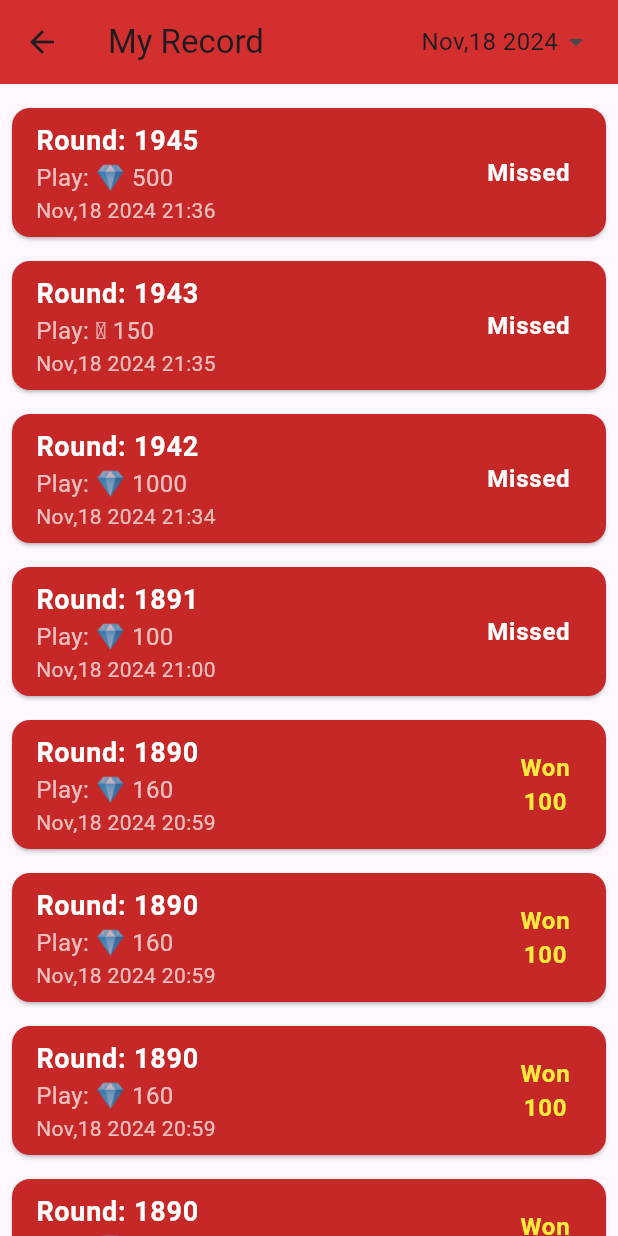
After one commit to trishanereid/greedy_leo_mobile_game, a Flutter app: the screen it shows after launch, after a tap on the "emoji events" icon, after a tap on the "music off" icon, after a tap on the "menu" icon, on a phone screen of 412 x 824 dp. The commit adds this screen. Run offline on Flutter 3.47's test engine with Material 3 defaults, Android fonts, the phone set to English and light mode, and no system bars.

Commit message:
implemented the betting history screen

```diff
--- /dev/null
+++ b/lib/betting_history_screen.dart
@@ -0,0 +1,211 @@
+import 'package:flutter/material.dart';
+
+class BettingHistoryScreen extends StatelessWidget {
+  final List<Map<String, dynamic>> historyData = [
+    {
+      'round': 1945,
+      'playAmount': '500',
+      'currency': 'silver',
+      'status': 'Missed',
+      'time': 'Nov,18 2024 21:36',
+    },
+    {
+      'round': 1943,
+      'playAmount': '150',
+      'currency': 'gold',
+      'status': 'Missed',
+      'time': 'Nov,18 2024 21:35',
+    },
+    {
+      'round': 1942,
+      'playAmount': '1000',
+      'currency': 'silver',
+      'status': 'Missed',
+      'time': 'Nov,18 2024 21:34',
+    },
+    {
+      'round': 1891,
+      'playAmount': '100',
+      'currency': 'silver',
+      'status': 'Missed',
+      'time': 'Nov,18 2024 21:00',
+    },
+    {
+      'round': 1890,
+      'playAmount': '160',
+      'currency': 'silver',
+      'status': 'Won',
+      'time': 'Nov,18 2024 20:59',
+      'reward': '100',
+    },
+    {
+      'round': 1890,
+      'playAmount': '160',
+      'currency': 'silver',
+      'status': 'Won',
+      'time': 'Nov,18 2024 20:59',
+      'reward': '100',
+    },
+    {
+      'round': 1890,
+      'playAmount': '160',
+      'currency': 'silver',
+      'status': 'Won',
+      'time': 'Nov,18 2024 20:59',
+      'reward': '100',
+    },
+    {
+      'round': 1890,
+      'playAmount': '160',
+      'currency': 'silver',
+      'status': 'Won',
+      'time': 'Nov,18 2024 20:59',
+      'reward': '100',
+    },
+    {
+      'round': 1890,
+      'playAmount': '160',
+      'currency': 'silver',
+      'status': 'Won',
+      'time': 'Nov,18 2024 20:59',
+      'reward': '100',
+    },
+    {
+      'round': 1890,
+      'playAmount': '160',
+      'currency': 'silver',
+      'status': 'Won',
+      'time': 'Nov,18 2024 20:59',
+      'reward': '100',
+    },
+    {
+      'round': 1890,
+      'playAmount': '160',
+      'currency': 'silver',
+      'status': 'Won',
+      'time': 'Nov,18 2024 20:59',
+      'reward': '100',
+    },
+    {
+      'round': 1890,
+      'playAmount': '160',
+      'currency': 'silver',
+      'status': 'Won',
+      'time': 'Nov,18 2024 20:59',
+      'reward': '100',
+    },
+    {
+      'round': 1890,
+      'playAmount': '160',
+      'currency': 'silver',
+      'status': 'Won',
+      'time': 'Nov,18 2024 20:59',
+      'reward': '100',
+    },
+    {
+      'round': 1890,
+      'playAmount': '160',
+      'currency': 'silver',
+      'status': 'Won',
+      'time': 'Nov,18 2024 20:59',
+      'reward': '100',
+    },
+    {
+      'round': 1890,
+      'playAmount': '160',
+      'currency': 'silver',
+      'status': 'Won',
+      'time': 'Nov,18 2024 20:59',
+      'reward': '100',
+    },
+  ];
+
+  @override
+  Widget build(BuildContext context) {
+    return Scaffold(
+      appBar: AppBar(
+        backgroundColor: Colors.red.shade700,
+        title: const Text('My Record'),
+        actions: [
+          Padding(
+            padding: const EdgeInsets.symmetric(horizontal: 16),
+            child: Row(
+              children: [
+                const Text(
+                  'Nov,18 2024',
+                  style: TextStyle(fontSize: 16),
+                ),
+                const Icon(Icons.arrow_drop_down),
+              ],
+            ),
+          ),
+        ],
+      ),
+      body: ListView.builder(
+        padding: const EdgeInsets.all(8),
+        itemCount: historyData.length,
+        itemBuilder: (context, index) {
+          final data = historyData[index];
+          return Card(
+            margin: const EdgeInsets.symmetric(vertical: 8),
+            color: Colors.red.shade800,
+            shape: RoundedRectangleBorder(
+              borderRadius: BorderRadius.circular(12),
+            ),
+            child: ListTile(
+              title: Text(
+                'Round: ${data['round']}',
+                style: const TextStyle(
+                  color: Colors.white,
+                  fontSize: 18,
+                  fontWeight: FontWeight.bold,
+                ),
+              ),
+              subtitle: Column(
+                crossAxisAlignment: CrossAxisAlignment.start,
+                children: [
+                  Text(
+                    'Play: ${data['currency'] == 'gold' ? '🪙' : '💎'} ${data['playAmount']}',
+                    style: const TextStyle(
+                      color: Colors.white70,
+                      fontSize: 16,
+                    ),
+                  ),
+                  Text(
+                    data['time'],
+                    style: const TextStyle(
+                      color: Colors.white70,
+                      fontSize: 14,
+                    ),
+                  ),
+                ],
+              ),
+              trailing: Column(
+                mainAxisAlignment: MainAxisAlignment.center,
+                children: [
+                  Text(
+                    data['status'],
+                    style: TextStyle(
+                      color: data['status'] == 'Missed' ? Colors.white : Colors.yellow,
+                      fontWeight: FontWeight.bold,
+                      fontSize: 16,
+                    ),
+                  ),
+                  if (data['reward'] != null)
+                    Text(
+                      data['reward'],
+                      style: const TextStyle(
+                        color: Colors.yellow,
+                        fontWeight: FontWeight.bold,
+                        fontSize: 16,
+                      ),
+                    ),
+                ],
+              ),
+            ),
+          );
+        },
+      ),
+    );
+  }
+}
--- a/lib/main.dart
+++ b/lib/main.dart
@@ -2,6 +2,7 @@ import 'dart:async';
 import 'dart:math';
 import 'package:flutter/material.dart';
 import 'SemiFilledCirclePainter.dart';
+import 'betting_history_screen.dart';
 
 void main() {
   runApp(
@@ -167,9 +168,9 @@ class _GreedyLeoGameState extends State<GreedyLeoGame> {
             ),
         ],
       ),
-
     );
   }
+
 
   Widget _buildTopBar() {
     return Padding(
@@ -179,9 +180,20 @@ class _GreedyLeoGameState extends State<GreedyLeoGame> {
         children: [
           Row(
             children: [
-              _buildCircularButton(Icons.emoji_events, Colors.cyan),
+              _buildCircularButton(
+                  Icons.emoji_events,
+                  Colors.cyan,
+                  onTap: () {
+                    print("Help button clicked!");
+                  }
+              ),
               const SizedBox(width: 5),
-              _buildCircularButton(Icons.music_off_outlined, Colors.cyan),
+              _buildCircularButton(
+                  Icons.music_off_outlined,
+                  Colors.cyan,
+                  onTap: () {
+                    print("Help button clicked!");
+                  }),
             ],
           ),
 
@@ -196,18 +208,36 @@ class _GreedyLeoGameState extends State<GreedyLeoGame> {
 
           Row(
             children: [
-              _buildCircularButton(Icons.menu, Colors.cyan),
+              _buildCircularButton(
+                Icons.menu,
+                Colors.cyan,
+                onTap: () {
+                  Navigator.push(
+                    context,
+                    MaterialPageRoute(builder: (context) => BettingHistoryScreen()),
+                  );
+                },
+              ),
               const SizedBox(width: 5),
-              _buildCircularButton(Icons.help_outline_rounded, Colors.cyan),
+              _buildCircularButton(
+                Icons.help_outline_rounded,
+                Colors.cyan,
+                onTap: () {
+                  print("Help button clicked!");
+                },
+              ),
             ],
           ),
+
         ],
       ),
     );
   }
 
-  Widget _buildCircularButton(IconData icon, Color color) {
-    return Container(
+  Widget _buildCircularButton(IconData icon, Color color, {required VoidCallback onTap}) {
+    return GestureDetector(
+      onTap: onTap,
+      child: Container(
         width: 40,
         height: 40,
         decoration: BoxDecoration(
@@ -215,6 +245,7 @@ class _GreedyLeoGameState extends State<GreedyLeoGame> {
           shape: BoxShape.circle,
         ),
         child: Icon(icon, color: Colors.white),
+      ),
     );
   }
 
```
Lines whose indentation alone changed are shown as unchanged.
